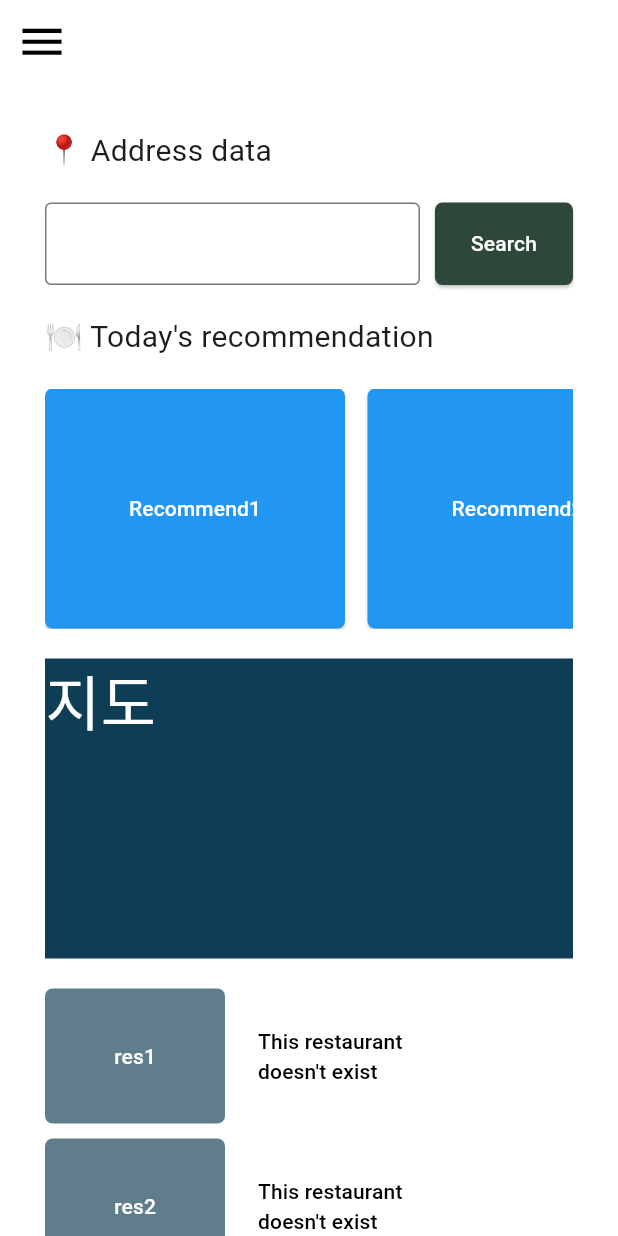
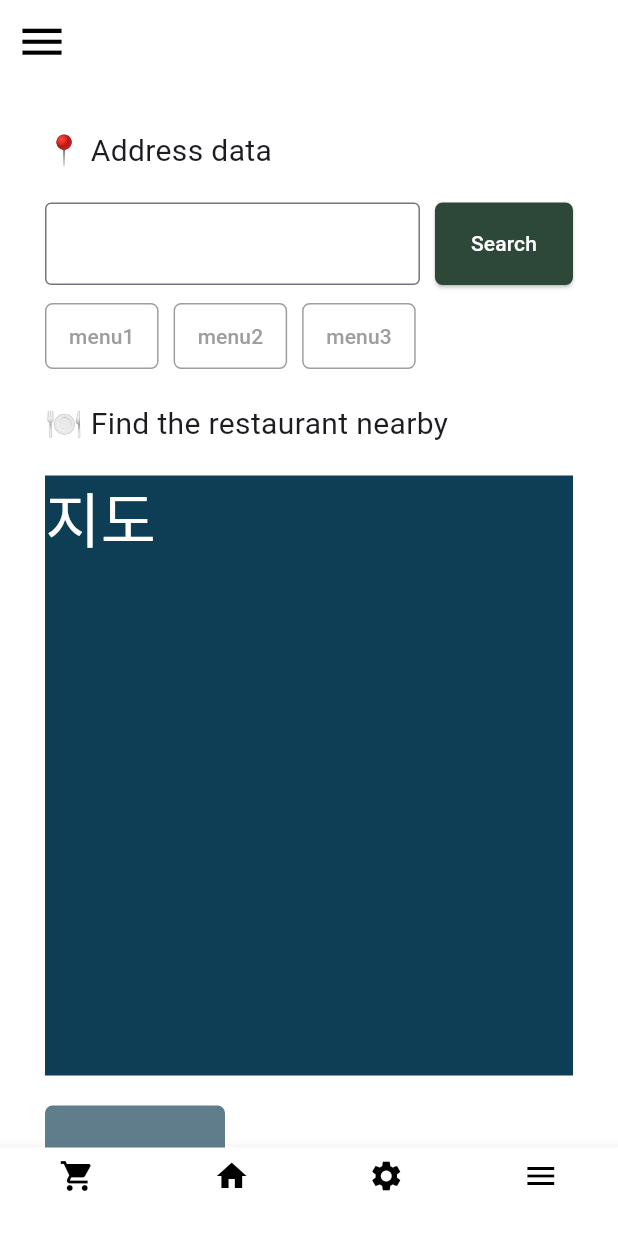
Before and after one commit to seoeunwon/mukki-app-master, a Flutter app: the MainPage screen opened directly, on a phone screen of 412 x 824 dp. Run offline on Flutter 3.47's test engine with Material 3 defaults, Android fonts, the phone set to English and light mode, and no system bars.

Commit message:
add bottom navigation bar and update layout elements

```diff
--- a/lib/mainpage.dart
+++ b/lib/mainpage.dart
@@ -50,8 +50,8 @@ class MainPage extends StatelessWidget {
 
   Widget restaurantButton(BuildContext context, String label) {
     return SizedBox(
-      width: double.infinity, // 버튼이 가로로 꽉 차도록 설정
-      height: 90, // 버튼의 높이 설정
+      width: double.infinity,
+      height: 90,
       child: TextButton(
           style: TextButton.styleFrom(
             backgroundColor: Colors.white,
@@ -104,7 +104,7 @@ class MainPage extends StatelessWidget {
               '📍 Address data',
               style: TextStyle(fontSize: 20),
             ),
-            SizedBox(height: 20), // Text와 TextField 사이에 여백 추가
+            SizedBox(height: 20),
             Row(
               children: [
                 Expanded(
@@ -140,29 +140,76 @@ class MainPage extends StatelessWidget {
                 ),
               ],
             ),
-            SizedBox(height: 20), // TextField와 ElevatedButton 사이에 여백 추가
+            SizedBox(height: 10),
+            Row(
+              children: [
+                OutlinedButton(
+                  onPressed: () {
+                    // 버튼 클릭 시 실행할 코드
+                    print("OutlinedButton 클릭됨");
+                  },
+                  style: OutlinedButton.styleFrom(
+                    side: BorderSide(color: Colors.grey),
+                    shape: RoundedRectangleBorder(
+                      borderRadius: BorderRadius.circular(5),
+                    ),
+                    padding: EdgeInsets.symmetric(
+                        horizontal: 16, vertical: 12), // 내부 여백
+                  ),
+                  child: Text(
+                    "menu1",
+                    style: TextStyle(color: Colors.grey), // 텍스트 색상 설정
+                  ),
+                ),
+                SizedBox(width: 10),
+                OutlinedButton(
+                  onPressed: () {
+                    // 버튼 클릭 시 실행할 코드
+                    print("OutlinedButton 클릭됨");
+                  },
+                  style: OutlinedButton.styleFrom(
+                    side: BorderSide(color: Colors.grey),
+                    shape: RoundedRectangleBorder(
+                      borderRadius: BorderRadius.circular(5),
+                    ),
+                    padding: EdgeInsets.symmetric(
+                        horizontal: 16, vertical: 12), // 내부 여백
+                  ),
+                  child: Text(
+                    "menu2",
+                    style: TextStyle(color: Colors.grey), // 텍스트 색상 설정
+                  ),
+                ),
+                SizedBox(width: 10),
+                OutlinedButton(
+                  onPressed: () {
+                    // 버튼 클릭 시 실행할 코드
+                    print("OutlinedButton 클릭됨");
+                  },
+                  style: OutlinedButton.styleFrom(
+                    side: BorderSide(color: Colors.grey),
+                    shape: RoundedRectangleBorder(
+                      borderRadius: BorderRadius.circular(5),
+                    ),
+                    padding: EdgeInsets.symmetric(
+                        horizontal: 16, vertical: 12), // 내부 여백
+                  ),
+                  child: Text(
+                    "menu3",
+                    style: TextStyle(color: Colors.grey), // 텍스트 색상 설정
+                  ),
+                ),
+              ],
+            ),
+            SizedBox(height: 20),
             Text(
-              "🍽️ Today's recommendation",
+              '🍽️ Find the restaurant nearby',
               style: TextStyle(fontSize: 20),
             ),
             SizedBox(height: 20),
-            SingleChildScrollView(
-                scrollDirection: Axis.horizontal,
-                child: Row(
-                  children: [
-                    buildRecommendButton(context, 'Recommend1'),
-                    SizedBox(width: 15),
-                    buildRecommendButton(context, 'Recommend2'),
-                    SizedBox(width: 15),
-                    buildRecommendButton(context, 'Recommend3'),
-                    SizedBox(width: 15),
-                    buildRecommendButton(context, 'Recommend4'),
-                  ],
-                )),
-            SizedBox(height: 20),
             Container(
               width: double.infinity,
-              height: 200,
+              height: 400,
               color: const Color.fromARGB(242, 1, 52, 77),
               child: Text(
                 '지도',
@@ -199,6 +246,29 @@ class MainPage extends StatelessWidget {
           ],
         ),
       ),
+      bottomNavigationBar: BottomNavigationBar(
+        type: BottomNavigationBarType.fixed,
+        items: const [
+          BottomNavigationBarItem(
+            icon: Icon(Icons.shopping_cart, color: Colors.black),
+            label: '',
+          ),
+          BottomNavigationBarItem(
+            icon: Icon(Icons.home, color: Colors.black),
+            label: '',
+          ),
+          BottomNavigationBarItem(
+            icon: Icon(Icons.settings, color: Colors.black),
+            label: '',
+          ),
+          BottomNavigationBarItem(
+            icon: Icon(Icons.menu, color: Colors.black),
+            label: '',
+          ),
+        ],
+        backgroundColor: Colors.white,
+        onTap: (index) {},
+      ),
     );
   }
 }
```
